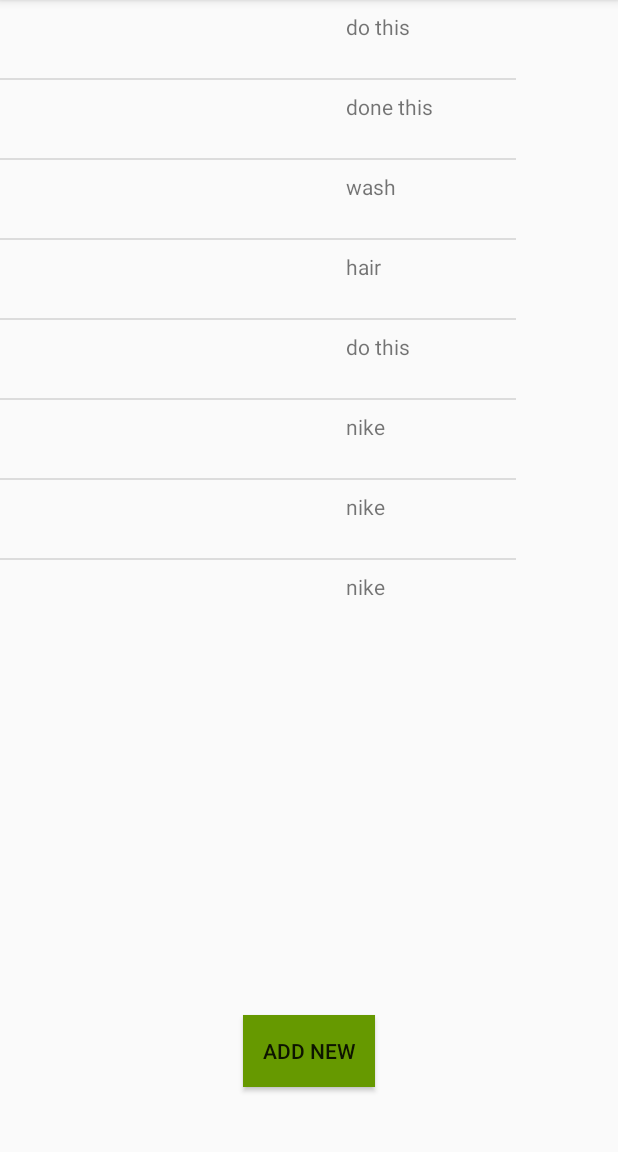
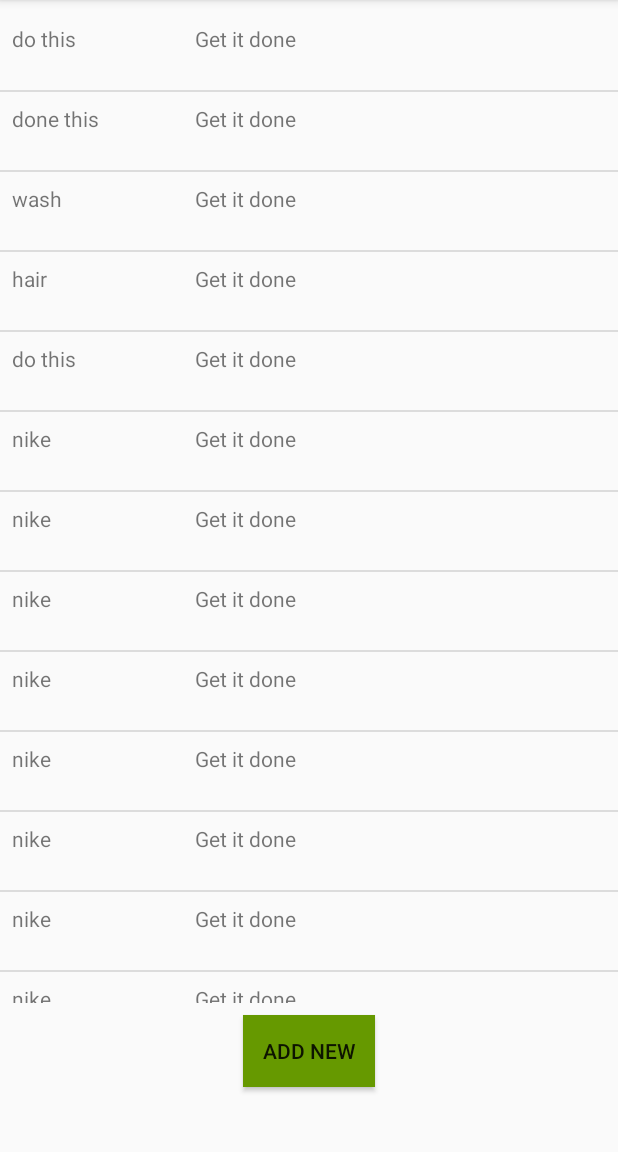
Before and after one commit to Yoni-Satat/andoid_java_final_project, an Android app: the screen it shows after launch (MainActivity), on a phone screen of 412 x 824 dp, the part 84-1236 px from its top. Run offline under Robolectric (Android 15) with nearby library versions, the phone set to English and light mode, and no system bars.

Commit message:
fixed list view

```diff
--- a/app/src/main/java/codeclan/com/todoapp/models/Task.java
+++ b/app/src/main/java/codeclan/com/todoapp/models/Task.java
@@ -37,6 +37,14 @@ public class Task {
         return completed;
     }
 
+    public String markCompleted() {
+        if (this.completed == false) {
+            return "Get it done";
+        } else {
+            return "Completed";
+        }
+    }
+
     public void setDescription(String description) {
         this.description = description;
     }
--- a/app/src/main/java/codeclan/com/todoapp/models/TaskList.java
+++ b/app/src/main/java/codeclan/com/todoapp/models/TaskList.java
@@ -21,6 +21,16 @@ public class TaskList {
         tasksList.add(new Task(0, "nike", "just do it", false));
         tasksList.add(new Task(0, "nike", "just do it", false));
         tasksList.add(new Task(0, "nike", "just do it", false));
+        tasksList.add(new Task(0, "nike", "just do it", false));
+        tasksList.add(new Task(0, "nike", "just do it", false));
+        tasksList.add(new Task(0, "nike", "just do it", false));
+        tasksList.add(new Task(0, "nike", "just do it", false));
+        tasksList.add(new Task(0, "nike", "just do it", false));
+        tasksList.add(new Task(0, "nike", "just do it", false));
+        tasksList.add(new Task(0, "nike", "just do it", false));
+        tasksList.add(new Task(0, "nike", "just do it", false));
+        tasksList.add(new Task(0, "nike", "just do it", false));
+        tasksList.add(new Task(0, "nike", "just do it", false));
     }
 
     public ArrayList<Task> getTasksList() {
--- a/app/src/main/java/codeclan/com/todoapp/models/TasksAdapter.java
+++ b/app/src/main/java/codeclan/com/todoapp/models/TasksAdapter.java
@@ -32,11 +32,11 @@ public class TasksAdapter extends ArrayAdapter<Task> {
 
 
         // set views for title and completed columns:
-        TextView title = listItemsView.findViewById(R.id.title);
+        TextView title = listItemsView.findViewById(R.id.listView_title);
         title.setText(currentTaskItem.getTitle().toString());
 
         TextView completed = listItemsView.findViewById(R.id.listView_mark_completed);
-        completed.setText(currentTaskItem.getTitle());
+        completed.setText(currentTaskItem.markCompleted());
 
 
         // set tag for the onClick event:
--- a/app/src/main/res/layout/activity_main.xml
+++ b/app/src/main/res/layout/activity_main.xml
@@ -25,8 +25,15 @@
 
     <ListView
         android:id="@+id/list"
-        android:layout_width="344dp"
-        android:layout_height="417dp"
-        tools:layout_editor_absoluteX="8dp"
-        tools:layout_editor_absoluteY="8dp" />
+        android:layout_width="wrap_content"
+        android:layout_height="0dp"
+        android:layout_marginBottom="8dp"
+        android:layout_marginEnd="8dp"
+        android:layout_marginStart="8dp"
+        android:layout_marginTop="8dp"
+        app:layout_constraintBottom_toTopOf="@+id/button3"
+        app:layout_constraintEnd_toEndOf="parent"
+        app:layout_constraintStart_toStartOf="parent"
+        app:layout_constraintTop_toTopOf="parent"
+        app:layout_constraintVertical_bias="0.085" />
 </android.support.constraint.ConstraintLayout>
```
